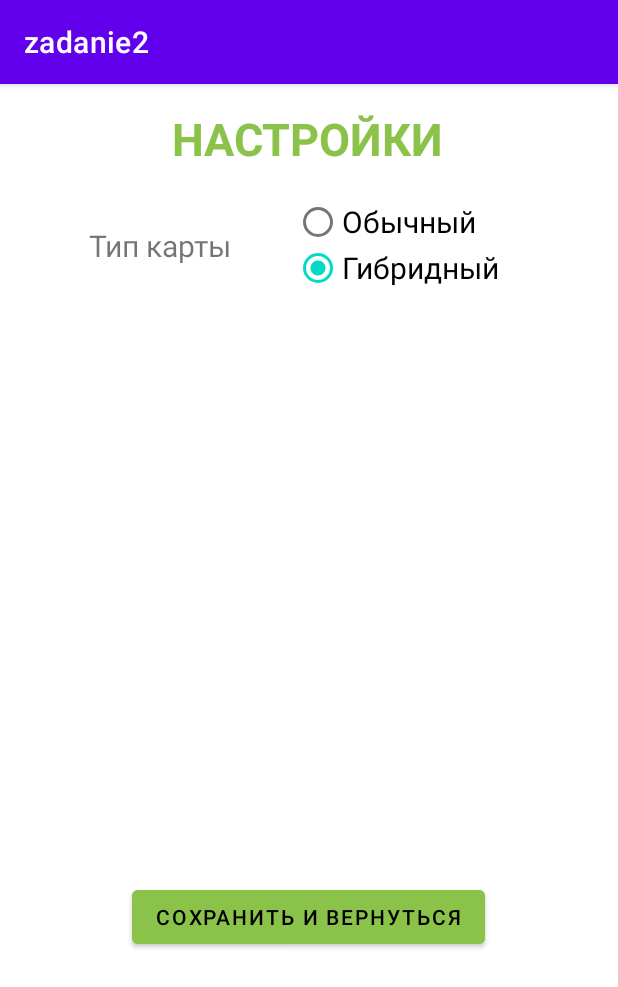
After one commit to 6AnimeworlD9/zadanie2, an Android app: the Settings screen opened directly, with no data from a screen before it, on a phone screen of 412 x 824 dp. The commit adds this screen. Shown: the top 987 px of the screen. Run offline under Robolectric (Android 15) with nearby library versions, the phone set to English and light mode, and no system bars.

Commit message:
Добавлены функция уведомления, показывающая текущие координаты.Добавлена новая активность для настроек карты.На данный момент сделана одна настройка - тип карты.

```diff
--- a/app/build.gradle
+++ b/app/build.gradle
@@ -1,6 +1,7 @@
 plugins {
     id 'com.android.application'
     id 'kotlin-android'
+    id 'kotlin-android-extensions'
 }
 
 android {
--- /dev/null
+++ b/app/src/main/java/com/example/zadanie2/Settings.kt
@@ -0,0 +1,29 @@
+package com.example.zadanie2
+
+import androidx.appcompat.app.AppCompatActivity
+import android.os.Bundle
+import android.view.View
+import kotlinx.android.synthetic.main.activity_settings.*
+
+class Settings : AppCompatActivity() {
+    override fun onCreate(savedInstanceState: Bundle?) {
+        super.onCreate(savedInstanceState)
+        setContentView(R.layout.activity_settings)
+        var typeMap = intent.getStringExtra("typeMap")
+        if(typeMap?.toInt()==1)first.isChecked=true
+        else second.isChecked=true
+    }
+
+    fun saveAndReturnClick(view: View) {
+        var i=Bundle()
+        var t=0
+        if(first.isChecked)
+           t=1
+        else
+            t=2
+        i.putString("typeMap",t.toString() )
+        intent.putExtras(i)
+        setResult(1,intent)
+        finish()
+    }
+}
--- /dev/null
+++ b/app/src/main/res/layout/activity_settings.xml
@@ -0,0 +1,92 @@
+<?xml version="1.0" encoding="utf-8"?>
+<androidx.constraintlayout.widget.ConstraintLayout xmlns:android="http://schemas.android.com/apk/res/android"
+    xmlns:app="http://schemas.android.com/apk/res-auto"
+    xmlns:tools="http://schemas.android.com/tools"
+    android:layout_width="match_parent"
+    android:layout_height="match_parent"
+    tools:context=".Settings">
+
+    <ScrollView
+        android:layout_width="match_parent"
+        android:layout_height="match_parent">
+
+        <androidx.constraintlayout.widget.ConstraintLayout
+            android:layout_width="match_parent"
+            android:layout_height="match_parent">
+
+            <TextView
+                android:id="@+id/textView3"
+                android:layout_width="wrap_content"
+                android:layout_height="wrap_content"
+                android:layout_marginStart="59dp"
+                android:layout_marginTop="94dp"
+                android:text="Тип карты"
+                android:textSize="20sp"
+                app:layout_constraintStart_toStartOf="parent"
+                app:layout_constraintTop_toTopOf="parent" />
+
+            <RadioGroup
+                android:id="@+id/radioGroup"
+                android:layout_width="188dp"
+                android:layout_height="62dp"
+                android:layout_marginTop="76dp"
+                android:layout_marginEnd="52dp"
+                android:orientation="vertical"
+                app:layout_constraintEnd_toEndOf="parent"
+                app:layout_constraintTop_toTopOf="parent">
+
+                <RadioButton
+                    android:id="@+id/first"
+                    android:layout_width="match_parent"
+                    android:layout_height="wrap_content"
+                    android:layout_marginLeft="24dp"
+                    android:layout_weight="1"
+                    android:checked="true"
+                    android:text="Обычный"
+                    android:textSize="20sp" />
+
+                <RadioButton
+                    android:id="@+id/second"
+                    android:layout_width="match_parent"
+                    android:layout_height="wrap_content"
+                    android:layout_marginLeft="24dp"
+                    android:layout_weight="1"
+                    android:text="Гибридный"
+                    android:textSize="20sp" />
+            </RadioGroup>
+
+            <TextView
+                android:id="@+id/textView4"
+                android:layout_width="wrap_content"
+                android:layout_height="wrap_content"
+                android:layout_marginStart="105dp"
+                android:layout_marginTop="16dp"
+                android:layout_marginEnd="105dp"
+                android:text="НАСТРОЙКИ"
+                android:textColor="#8BC34A"
+                android:textSize="30sp"
+                android:textStyle="bold"
+                app:layout_constraintEnd_toEndOf="parent"
+                app:layout_constraintHorizontal_bias="0.48"
+                app:layout_constraintStart_toStartOf="parent"
+                app:layout_constraintTop_toTopOf="parent" />
+
+            <Button
+                android:id="@+id/saveAndReturn"
+                android:layout_width="wrap_content"
+                android:layout_height="wrap_content"
+                android:layout_marginStart="158dp"
+                android:layout_marginTop="393dp"
+                android:layout_marginEnd="158dp"
+                android:backgroundTint="#8BC34A"
+                android:onClick="saveAndReturnClick"
+                android:text="СОХРАНИТЬ И ВЕРНУТЬСЯ"
+                android:textColor="#000000"
+                app:layout_constraintEnd_toEndOf="parent"
+                app:layout_constraintHorizontal_bias="0.503"
+                app:layout_constraintStart_toStartOf="parent"
+                app:layout_constraintTop_toBottomOf="@+id/radioGroup" />
+        </androidx.constraintlayout.widget.ConstraintLayout>
+    </ScrollView>
+
+</androidx.constraintlayout.widget.ConstraintLayout>
```
Also changed, not shown: app/src/main/AndroidManifest.xml (+10 -6 lines), app/src/main/java/com/example/zadanie2/GpsHelper.kt (+22 -28 lines), app/src/main/java/com/example/zadanie2/LocationService.kt (+10 -3 lines), app/src/main/java/com/example/zadanie2/MainActivity.kt (+45 -18 lines), app/src/main/res/layout/activity_main.xml (+25 -0 lines).
